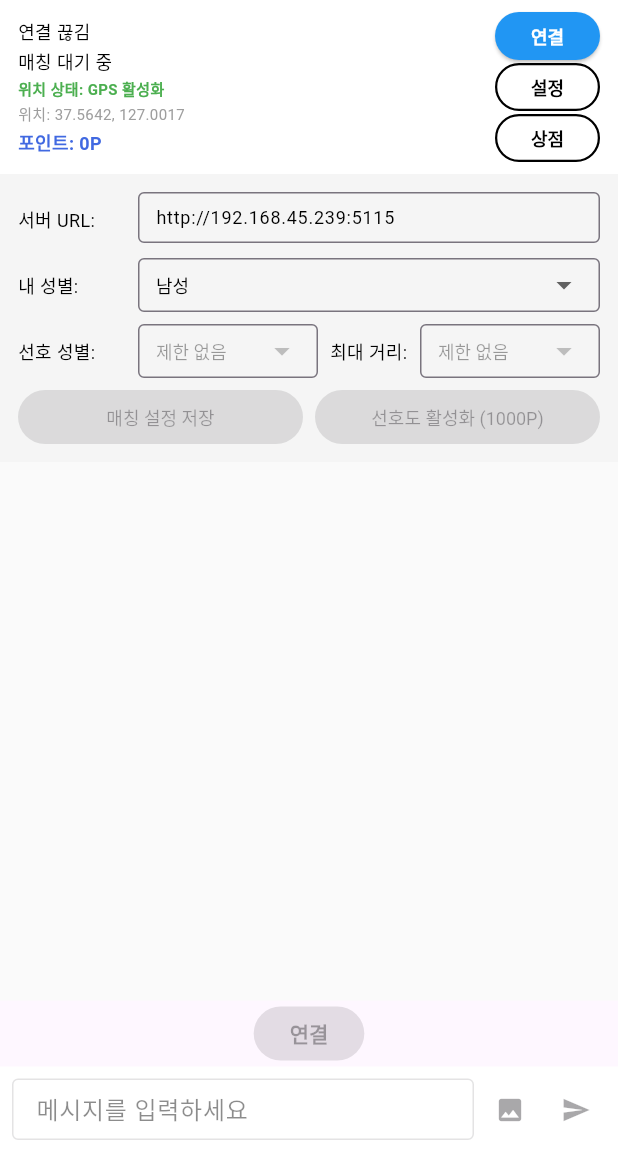
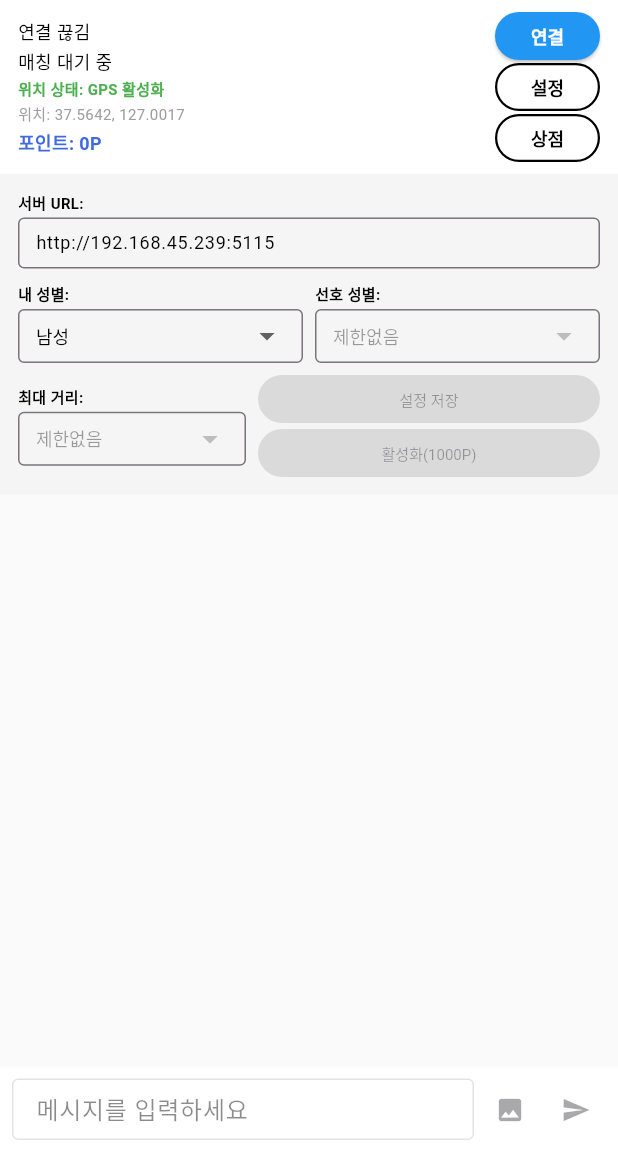
Before and after one commit to jhmoon2985/flutter_random_chat, a Flutter app: the ChatScreen screen opened directly with empty values, after a tap on "설정", on a phone screen of 412 x 824 dp, the part 84-1236 px from its top. Run offline on Flutter 3.47's test engine with Material 3 defaults, Android fonts, the phone set to English and light mode, and no system bars; our stand-ins replace geolocator, image_picker, shared_preferences; missing offline and left inert: signalr_netcore; accounts and stored records are empty.

Commit message:
설정 누르면 내려감감

```diff
--- a/lib/screens/chat_screen.dart
+++ b/lib/screens/chat_screen.dart
@@ -436,7 +436,20 @@ class _ChatScreenState extends State<ChatScreen> {
           ),
           IconButton(
             icon: Icon(_showSettings ? Icons.settings_outlined : Icons.settings),
-            onPressed: () => setState(() => _showSettings = !_showSettings),
+            onPressed: () {
+              // 설정 패널을 토글할 때 키보드 숨기기
+              if (!_showSettings) {
+                _messageFocusNode.unfocus();
+                // 키보드가 내려가는 시간을 기다린 후 설정 패널 표시
+                Future.delayed(const Duration(milliseconds: 300), () {
+                  if (mounted) {
+                    setState(() => _showSettings = true);
+                  }
+                });
+              } else {
+                setState(() => _showSettings = false);
+              }
+            },
           ),
         ],
       ),
@@ -446,11 +459,17 @@ class _ChatScreenState extends State<ChatScreen> {
             // 상태 정보
             _buildStatusBar(),
 
-            // 설정 패널
-            if (_showSettings) _buildSettingsPanel(),
+            // 설정 패널 - SingleChildScrollView로 감싸기
+            if (_showSettings)
+              Flexible(
+                flex: 0,
+                child: SingleChildScrollView(
+                  child: _buildSettingsPanel(),
+                ),
+              ),
 
-            // 채팅 메시지 리스트 (Flexible 사용으로 overflow 방지)
-            Flexible(
+            // 채팅 메시지 리스트 - Expanded 사용하여 남은 공간 모두 차지
+            Expanded(
               child: Container(
                 color: Colors.grey[50],
                 child: ListView.builder(
@@ -475,7 +494,8 @@ class _ChatScreenState extends State<ChatScreen> {
               ),
             ),
 
-            // 재연결 버튼 (축소하여 공간 절약)
+            // 재연결 버튼 (설정 패널이 열려있을 때는 숨기기)
+            if (!_showSettings)
               Container(
                 padding: const EdgeInsets.symmetric(horizontal: 16.0, vertical: 4.0),
                 child: SizedBox(
@@ -501,7 +521,7 @@ class _ChatScreenState extends State<ChatScreen> {
                 ),
               ),
 
-            // 메시지 입력 (키보드 safe area 적용)
+            // 메시지 입력
             _buildMessageInput(),
           ],
         ),
@@ -593,7 +613,18 @@ class _ChatScreenState extends State<ChatScreen> {
                     width: 70,
                     height: 32,
                     child: OutlinedButton(
-                      onPressed: () => setState(() => _showSettings = !_showSettings),
+                      onPressed: () {
+                        if (!_showSettings) {
+                          _messageFocusNode.unfocus();
+                          Future.delayed(const Duration(milliseconds: 300), () {
+                            if (mounted) {
+                              setState(() => _showSettings = true);
+                            }
+                          });
+                        } else {
+                          setState(() => _showSettings = false);
+                        }
+                      },
                       style: OutlinedButton.styleFrom(
                         padding: const EdgeInsets.symmetric(horizontal: 6),
                         textStyle: const TextStyle(fontSize: 12, fontWeight: FontWeight.bold),
@@ -618,7 +649,6 @@ class _ChatScreenState extends State<ChatScreen> {
                       child: const Text('상점'),
                     ),
                   ),
-
                 ],
               ),
             ],
@@ -635,11 +665,10 @@ class _ChatScreenState extends State<ChatScreen> {
       child: Column(
         crossAxisAlignment: CrossAxisAlignment.start,
         children: [
-          Row(
-            children: [
-              const SizedBox(width: 80, child: Text('서버 URL:', style: TextStyle(fontSize: 12))),
-              Expanded(
-                child: SizedBox(
+          // 서버 URL 설정
+          _buildCompactSettingRow(
+            '서버 URL:',
+            SizedBox(
               height: 36,
               child: TextField(
                 controller: TextEditingController(
@@ -658,14 +687,16 @@ class _ChatScreenState extends State<ChatScreen> {
               ),
             ),
           ),
-            ],
-          ),
+
           const SizedBox(height: 8),
+
+          // 성별 설정 (한 줄로)
           Row(
             children: [
-              const SizedBox(width: 80, child: Text('내 성별:', style: TextStyle(fontSize: 12))),
               Expanded(
-                child: SizedBox(
+                child: _buildCompactSettingRow(
+                  '내 성별:',
+                  SizedBox(
                     height: 36,
                     child: DropdownButtonFormField<String>(
                       value: _selectedGender,
@@ -690,15 +721,12 @@ class _ChatScreenState extends State<ChatScreen> {
                     ),
                   ),
                 ),
-            ],
               ),
-
-          const SizedBox(height: 8),
-          Row(
-            children: [
-              const SizedBox(width: 80, child: Text('선호 성별:', style: TextStyle(fontSize: 12))),
+              const SizedBox(width: 8),
               Expanded(
-                child: SizedBox(
+                child: _buildCompactSettingRow(
+                  '선호 성별:',
+                  SizedBox(
                     height: 36,
                     child: DropdownButtonFormField<String>(
                       value: _selectedPreferredGender,
@@ -709,7 +737,7 @@ class _ChatScreenState extends State<ChatScreen> {
                         contentPadding: EdgeInsets.all(8),
                       ),
                       items: const [
-                      DropdownMenuItem(value: 'any', child: Text('제한 없음', style: TextStyle(fontSize: 12))),
+                        DropdownMenuItem(value: 'any', child: Text('제한없음', style: TextStyle(fontSize: 12))),
                         DropdownMenuItem(value: 'male', child: Text('남성만', style: TextStyle(fontSize: 12))),
                         DropdownMenuItem(value: 'female', child: Text('여성만', style: TextStyle(fontSize: 12))),
                       ],
@@ -723,10 +751,20 @@ class _ChatScreenState extends State<ChatScreen> {
                     ),
                   ),
                 ),
-              const SizedBox(width: 8),
-              const SizedBox(width: 60, child: Text('최대 거리:', style: TextStyle(fontSize: 12))),
+              ),
+            ],
+          ),
+
+          const SizedBox(height: 8),
+
+          // 거리 설정과 버튼들
+          Row(
+            children: [
               Expanded(
-                child: SizedBox(
+                flex: 2,
+                child: _buildCompactSettingRow(
+                  '최대 거리:',
+                  SizedBox(
                     height: 36,
                     child: DropdownButtonFormField<int>(
                       value: _selectedMaxDistance,
@@ -737,11 +775,11 @@ class _ChatScreenState extends State<ChatScreen> {
                         contentPadding: EdgeInsets.all(8),
                       ),
                       items: const [
-                      DropdownMenuItem(value: 5, child: Text('5 km', style: TextStyle(fontSize: 12))),
-                      DropdownMenuItem(value: 25, child: Text('25 km', style: TextStyle(fontSize: 12))),
-                      DropdownMenuItem(value: 50, child: Text('50 km', style: TextStyle(fontSize: 12))),
-                      DropdownMenuItem(value: 100, child: Text('100 km', style: TextStyle(fontSize: 12))),
-                      DropdownMenuItem(value: 10000, child: Text('제한 없음', style: TextStyle(fontSize: 12))),
+                        DropdownMenuItem(value: 5, child: Text('5km', style: TextStyle(fontSize: 12))),
+                        DropdownMenuItem(value: 25, child: Text('25km', style: TextStyle(fontSize: 12))),
+                        DropdownMenuItem(value: 50, child: Text('50km', style: TextStyle(fontSize: 12))),
+                        DropdownMenuItem(value: 100, child: Text('100km', style: TextStyle(fontSize: 12))),
+                        DropdownMenuItem(value: 10000, child: Text('제한없음', style: TextStyle(fontSize: 12))),
                       ],
                       onChanged: widget.chatService.canChangePreference
                         ? (value) {
@@ -753,38 +791,42 @@ class _ChatScreenState extends State<ChatScreen> {
                     ),
                   ),
                 ),
-            ],
               ),
-          const SizedBox(height: 8),
-          Row(
+              const SizedBox(width: 8),
+              Expanded(
+                flex: 3,
+                child: Column(
                   children: [
-              Expanded(
-                child: SizedBox(
-                  height: 36,
+                    SizedBox(
+                      height: 32,
+                      width: double.infinity,
                       child: ElevatedButton(
                         onPressed: widget.chatService.canSavePreferences
                           ? _savePreferences
                           : null,
                         style: ElevatedButton.styleFrom(
-                      textStyle: const TextStyle(fontSize: 12),
+                          textStyle: const TextStyle(fontSize: 10),
+                          padding: const EdgeInsets.symmetric(horizontal: 8),
                         ),
-                    child: const Text('매칭 설정 저장'),
+                        child: const Text('설정 저장'),
                       ),
                     ),
-              ),
-              const SizedBox(width: 8),
-              Expanded(
-                child: SizedBox(
-                  height: 36,
+                    const SizedBox(height: 4),
+                    SizedBox(
+                      height: 32,
+                      width: double.infinity,
                       child: ElevatedButton(
                         onPressed: widget.chatService.canActivatePreference
                           ? _activatePreference
                           : null,
                         style: ElevatedButton.styleFrom(
-                      textStyle: const TextStyle(fontSize: 12),
+                          textStyle: const TextStyle(fontSize: 10),
+                          padding: const EdgeInsets.symmetric(horizontal: 8),
                         ),
-                    child: const Text('선호도 활성화 (1000P)'),
+                        child: const Text('활성화(1000P)'),
                       ),
+                    ),
+                  ],
                 ),
               ),
             ],
@@ -794,22 +836,33 @@ class _ChatScreenState extends State<ChatScreen> {
     );
   }
 
+  // 컴팩트한 설정 행을 만드는 헬퍼 위젯
+  Widget _buildCompactSettingRow(String label, Widget child) {
+    return Column(
+      crossAxisAlignment: CrossAxisAlignment.start,
+      children: [
+        Text(
+          label,
+          style: const TextStyle(fontSize: 10, fontWeight: FontWeight.bold),
+        ),
+        const SizedBox(height: 2),
+        child,
+      ],
+    );
+  }
+
+  // 메시지 입력창
   Widget _buildMessageInput() {
     return Container(
-      padding: EdgeInsets.fromLTRB(
-        8.0,
-        8.0,
-        8.0,
-        8.0 + MediaQuery.of(context).viewInsets.bottom * 0.1, // 키보드 높이 고려
-      ),
+      padding: const EdgeInsets.fromLTRB(8.0, 8.0, 8.0, 8.0),
       color: Colors.white,
       child: Row(
         crossAxisAlignment: CrossAxisAlignment.end,
         children: [
           Expanded(
             child: ConstrainedBox(
-              constraints: const BoxConstraints(
-                maxHeight: 100, // 최대 높이 제한으로 overflow 방지
+              constraints: BoxConstraints(
+                maxHeight: _showSettings ? 60 : 100, // 설정 패널이 열려있을 때 높이 제한
               ),
               child: TextField(
                 controller: _messageController,
@@ -821,7 +874,7 @@ class _ChatScreenState extends State<ChatScreen> {
                   contentPadding: EdgeInsets.symmetric(horizontal: 12, vertical: 8),
                   isDense: true,
                 ),
-                maxLines: null, // 여러 줄 입력 허용
+                maxLines: _showSettings ? 1 : null, // 설정 패널이 열려있을 때 한 줄로 제한
                 textInputAction: TextInputAction.send,
                 onSubmitted: (_) => _sendMessage(),
               ),
```
Lines whose indentation alone changed are shown as unchanged.
